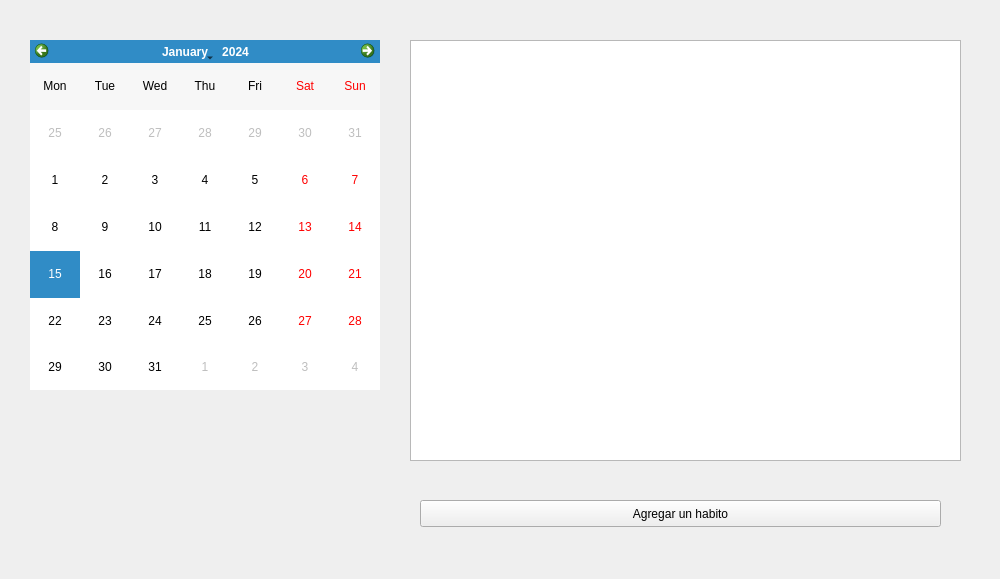
First picture: the form in view/ui/VentanaHabitos.ui, repository phkandresc/app-habitos-saludables, before the edit.
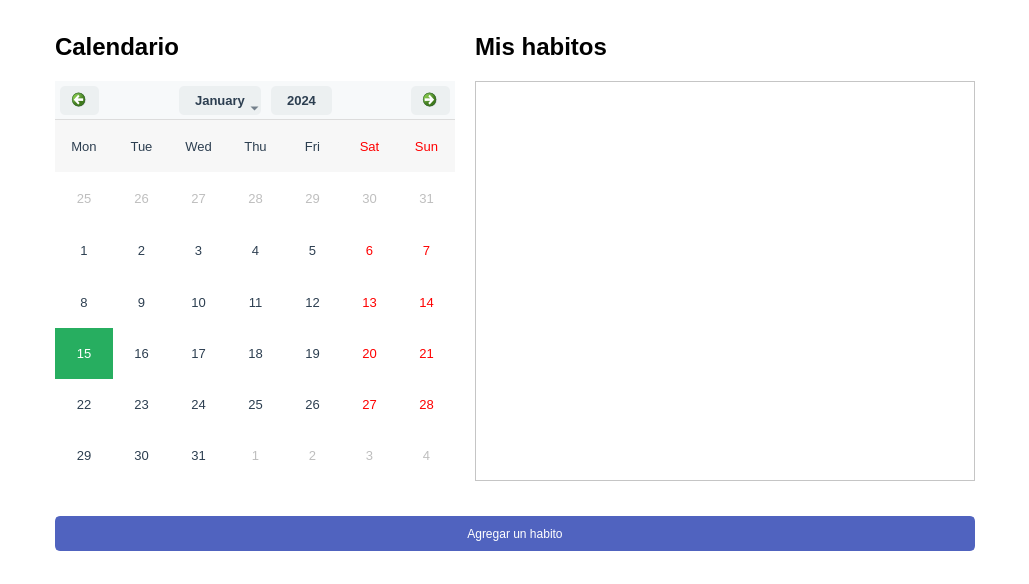
Second picture: the form after the edit.

Commit message: ventana habitos finalizada

Diff of the .ui file:
```diff
--- a/view/ui/VentanaHabitos.ui
+++ b/view/ui/VentanaHabitos.ui
@@ -6,56 +6,308 @@
    <rect>
     <x>0</x>
     <y>0</y>
-    <width>1000</width>
-    <height>579</height>
+    <width>1029</width>
+    <height>584</height>
    </rect>
   </property>
   <property name="windowTitle">
-   <string>MainWindow</string>
+   <string>Habitos</string>
+  </property>
+  <property name="styleSheet">
+   <string notr="true">QMainWindow{
+	background-color: rgb(255, 255, 255);
+}
+QCalendarWidget {
+    background-color: #ffffff;
+    border: 1px solid #dcdcdc;
+    border-radius: 10px;
+    font-family: Arial;
+    font-size: 10pt;
+}
+
+QCalendarWidget QToolButton {
+    color: #2c3e50;
+    background-color: #ecf0f1;
+    font-weight: bold;
+    border: none;
+    margin: 5px;
+    padding: 5px 10px;
+    border-radius: 5px;
+}
+
+QCalendarWidget QToolButton:hover {
+    background-color: #d0d3d4;
+}
+
+QCalendarWidget QMenu {
+    background-color: #ffffff;
+    border: 1px solid #dcdcdc;
+}
+
+QCalendarWidget QSpinBox {
+    width: 70px;
+    font-size: 10pt;
+}
+
+QCalendarWidget QWidget#qt_calendar_navigationbar {
+    background-color: #f7f9fa;
+    border-bottom: 1px solid #dcdcdc;
+}
+
+QCalendarWidget QAbstractItemView {
+    selection-background-color: #27ae60;
+    selection-color: white;
+    background-color: #ffffff;
+    gridline-color: #ecf0f1;
+    outline: 0;
+}
+
+QCalendarWidget QAbstractItemView:enabled {
+    font-size: 10pt;
+    color: #2c3e50;
+}
+
+QCalendarWidget QAbstractItemView::item:hover {
+    background-color: rgb(116, 162, 255);
+    color: black;
+}
+
+QCalendarWidget QAbstractItemView::item:selected {
+    background-color: rgb(80, 127, 255);
+    color: white;
+}
+
+QCalendarWidget QAbstractItemView::item:disabled {
+    color: #bdc3c7;
+}
+
+QCalendarWidget QMenu {
+    background-color: #ffffff;
+    border: 1px solid #dcdcdc;
+    color: #2c3e50;
+}
+
+QCalendarWidget QMenu::item {
+    padding: 5px 15px;
+    background-color: transparent;
+    color: #2c3e50;
+}
+
+QCalendarWidget QMenu::item:selected {
+    background-color: #d0d3d4;
+    color: #2c3e50;
+}
+
+QPushButton#btnVolverIniciarSesion{
+	border: none;
+	background-color: transparent;
+	color: black;
+	text-align: center; 
+	padding: 0px; 
+}
+
+QPushButton#btnVolverIniciarSesion:hover {
+            text-decoration: underline; /* Optional: Add underline on hover */
+}
+
+QPushButton#btnVolverIniciarSesion:pressed {
+            color: gray; /* Optional: Change color on click */
+}
+
+QCheckBox {
+	color:gray;
+}
+QPushButton{
+	background-color: rgb(80, 99, 191);
+	color: rgb(255, 255, 255);
+	border: 2px solid rgb(80, 99, 191);
+	border-radius: 5px;
+	padding: 6px;
+}
+
+QLineEdit{
+	border: none;
+	border-bottom: 2px solid rgb(60, 60, 60);
+}
+
+QLineEdit:focus{
+	border-bottom: 2px solid rgb(103, 129, 255);
+}
+
+QPushButton:hover,
+QPushButton:clicked{
+	background-color: rgb(65, 84, 176);
+	border: 2px solid rgb(65, 84, 176);
+}
+
+QListWidget{
+	background-color: rgb(255, 255, 255);
+}
+
+</string>
   </property>
   <widget class="QWidget" name="centralwidget">
-   <widget class="QCalendarWidget" name="calendarioHabitos">
-    <property name="geometry">
-     <rect>
-      <x>30</x>
-      <y>40</y>
-      <width>350</width>
-      <height>350</height>
-     </rect>
-    </property>
-    <property name="firstDayOfWeek">
-     <enum>Qt::DayOfWeek::Monday</enum>
-    </property>
-    <property name="gridVisible">
-     <bool>false</bool>
-    </property>
-    <property name="verticalHeaderFormat">
-     <enum>QCalendarWidget::VerticalHeaderFormat::NoVerticalHeader</enum>
-    </property>
-   </widget>
-   <widget class="QListWidget" name="listHabitos">
-    <property name="geometry">
-     <rect>
-      <x>410</x>
-      <y>40</y>
-      <width>551</width>
-      <height>421</height>
-     </rect>
-    </property>
-   </widget>
-   <widget class="QPushButton" name="pushButton">
-    <property name="geometry">
-     <rect>
-      <x>420</x>
-      <y>500</y>
-      <width>521</width>
-      <height>27</height>
-     </rect>
-    </property>
-    <property name="text">
-     <string>Agregar un habito</string>
-    </property>
-   </widget>
+   <layout class="QGridLayout" name="gridLayout">
+    <item row="0" column="2">
+     <spacer name="verticalSpacer">
+      <property name="orientation">
+       <enum>Qt::Orientation::Vertical</enum>
+      </property>
+      <property name="sizeHint" stdset="0">
+       <size>
+        <width>20</width>
+        <height>18</height>
+       </size>
+      </property>
+     </spacer>
+    </item>
+    <item row="1" column="0">
+     <spacer name="horizontalSpacer_2">
+      <property name="orientation">
+       <enum>Qt::Orientation::Horizontal</enum>
+      </property>
+      <property name="sizeHint" stdset="0">
+       <size>
+        <width>32</width>
+        <height>20</height>
+       </size>
+      </property>
+     </spacer>
+    </item>
+    <item row="1" column="1" colspan="2">
+     <layout class="QVBoxLayout" name="verticalLayout_3">
+      <property name="spacing">
+       <number>35</number>
+      </property>
+      <item>
+       <layout class="QHBoxLayout" name="horizontalLayout">
+        <property name="spacing">
+         <number>20</number>
+        </property>
+        <item>
+         <layout class="QVBoxLayout" name="verticalLayout">
+          <item>
+           <widget class="QLabel" name="label_2">
+            <property name="font">
+             <font>
+              <pointsize>18</pointsize>
+              <bold>true</bold>
+             </font>
+            </property>
+            <property name="text">
+             <string>Calendario</string>
+            </property>
+            <property name="alignment">
+             <set>Qt::AlignmentFlag::AlignLeading|Qt::AlignmentFlag::AlignLeft|Qt::AlignmentFlag::AlignTop</set>
+            </property>
+           </widget>
+          </item>
+          <item>
+           <widget class="QCalendarWidget" name="calendarioHabitos">
+            <property name="minimumSize">
+             <size>
+              <width>400</width>
+              <height>400</height>
+             </size>
+            </property>
+            <property name="maximumSize">
+             <size>
+              <width>400</width>
+              <height>400</height>
+             </size>
+            </property>
+            <property name="firstDayOfWeek">
+             <enum>Qt::DayOfWeek::Monday</enum>
+            </property>
+            <property name="gridVisible">
+             <bool>false</bool>
+            </property>
+            <property name="verticalHeaderFormat">
+             <enum>QCalendarWidget::VerticalHeaderFormat::NoVerticalHeader</enum>
+            </property>
+           </widget>
+          </item>
+         </layout>
+        </item>
+        <item>
+         <layout class="QVBoxLayout" name="verticalLayout_2">
+          <item>
+           <widget class="QLabel" name="label">
+            <property name="font">
+             <font>
+              <pointsize>18</pointsize>
+              <bold>true</bold>
+             </font>
+            </property>
+            <property name="text">
+             <string>Mis habitos</string>
+            </property>
+            <property name="alignment">
+             <set>Qt::AlignmentFlag::AlignLeading|Qt::AlignmentFlag::AlignLeft|Qt::AlignmentFlag::AlignTop</set>
+            </property>
+           </widget>
+          </item>
+          <item>
+           <widget class="QListWidget" name="listHabitos">
+            <property name="minimumSize">
+             <size>
+              <width>500</width>
+              <height>0</height>
+             </size>
+            </property>
+            <property name="font">
+             <font>
+              <pointsize>12</pointsize>
+             </font>
+            </property>
+           </widget>
+          </item>
+         </layout>
+        </item>
+       </layout>
+      </item>
+      <item>
+       <widget class="QPushButton" name="btnAgregarUnHabito">
+        <property name="minimumSize">
+         <size>
+          <width>0</width>
+          <height>35</height>
+         </size>
+        </property>
+        <property name="text">
+         <string>Agregar un habito</string>
+        </property>
+       </widget>
+      </item>
+     </layout>
+    </item>
+    <item row="1" column="3">
+     <spacer name="horizontalSpacer">
+      <property name="orientation">
+       <enum>Qt::Orientation::Horizontal</enum>
+      </property>
+      <property name="sizeHint" stdset="0">
+       <size>
+        <width>33</width>
+        <height>20</height>
+       </size>
+      </property>
+     </spacer>
+    </item>
+    <item row="2" column="1">
+     <spacer name="verticalSpacer_2">
+      <property name="orientation">
+       <enum>Qt::Orientation::Vertical</enum>
+      </property>
+      <property name="sizeHint" stdset="0">
+       <size>
+        <width>20</width>
+        <height>18</height>
+       </size>
+      </property>
+     </spacer>
+    </item>
+   </layout>
   </widget>
  </widget>
  <resources/>
```
